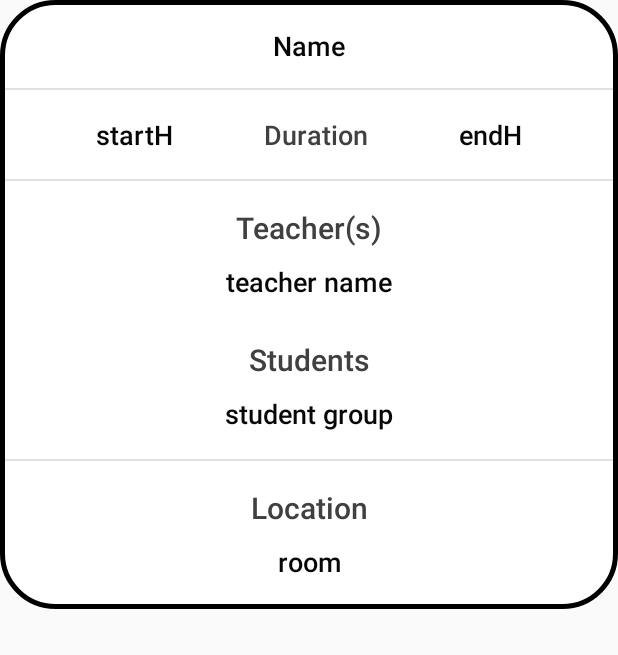
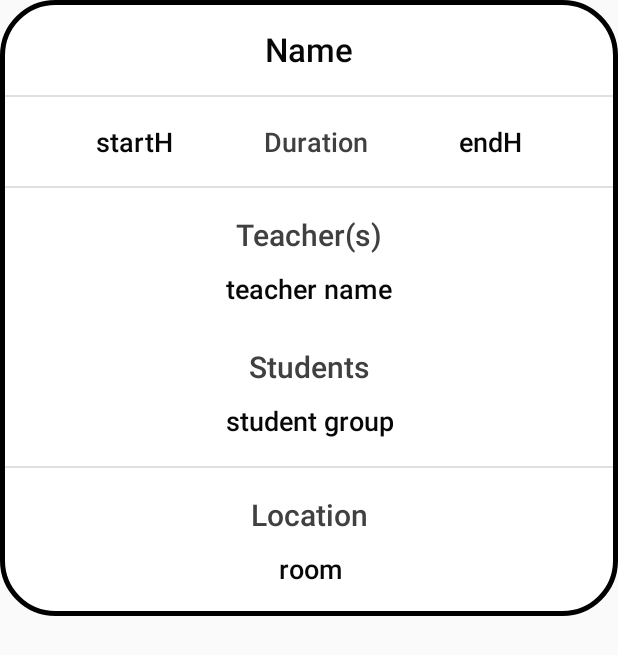
Before and after one commit to arthurbourret/ENTMobile, an Android app: the layout schedule_dialog_course.xml on its own in the app's theme, with its tools: preview values and no code run, on a phone screen of 412 x 824 dp. Shown: the top 655 px of the screen. Run offline under Robolectric (Android 15) with nearby library versions, the phone set to English and light mode, and no system bars.

Commit message:
EDT interface

```diff
--- a/app/src/main/res/drawable/corner_background_schedule_dialog.xml
+++ b/app/src/main/res/drawable/corner_background_schedule_dialog.xml
@@ -1,5 +1,3 @@
-<!--Creer un background par couleur attention definir les couleurs qui peuvent etre choisies pour les differents edt-->
-
 <?xml version="1.0" encoding="UTF-8"?>
 <shape xmlns:android="http://schemas.android.com/apk/res/android">
     <solid android:color="#FFFFFF"/>
--- a/app/src/main/res/layout/schedule_dialog_course.xml
+++ b/app/src/main/res/layout/schedule_dialog_course.xml
@@ -15,10 +15,12 @@
         android:fontFamily="sans-serif-medium"
         android:text="Name"
         android:textColor="#070707"
-        android:textSize="18sp"
+        android:textSize="22sp"
         app:layout_constraintEnd_toEndOf="parent"
         app:layout_constraintStart_toStartOf="parent"
-        app:layout_constraintTop_toTopOf="parent" />
+        app:layout_constraintTop_toTopOf="parent"
+        android:textAlignment="center"
+        android:gravity="center_horizontal" />
 
     <View
         android:id="@+id/divider"
@@ -124,7 +126,9 @@
             android:textSize="18sp"
             app:layout_constraintEnd_toEndOf="parent"
             app:layout_constraintStart_toStartOf="parent"
-            app:layout_constraintTop_toBottomOf="@+id/textView9" />
+            app:layout_constraintTop_toBottomOf="@+id/textView9"
+            android:textAlignment="center"
+            android:gravity="center_horizontal"/>
 
         <TextView
             android:id="@+id/textView9"
@@ -153,7 +157,9 @@
             app:layout_constraintEnd_toEndOf="parent"
             app:layout_constraintHorizontal_bias="0.501"
             app:layout_constraintStart_toStartOf="parent"
-            app:layout_constraintTop_toBottomOf="@+id/textView11" />
+            app:layout_constraintTop_toBottomOf="@+id/textView11"
+            android:textAlignment="center"
+            android:gravity="center_horizontal"/>
     </androidx.constraintlayout.widget.ConstraintLayout>
 
     <View
@@ -187,7 +193,9 @@
             app:layout_constraintEnd_toEndOf="parent"
             app:layout_constraintHorizontal_bias="0.501"
             app:layout_constraintStart_toStartOf="parent"
-            app:layout_constraintTop_toBottomOf="@+id/textView13" />
+            app:layout_constraintTop_toBottomOf="@+id/textView13"
+            android:textAlignment="center"
+            android:gravity="center_horizontal"/>
 
         <TextView
             android:id="@+id/textView13"
```
